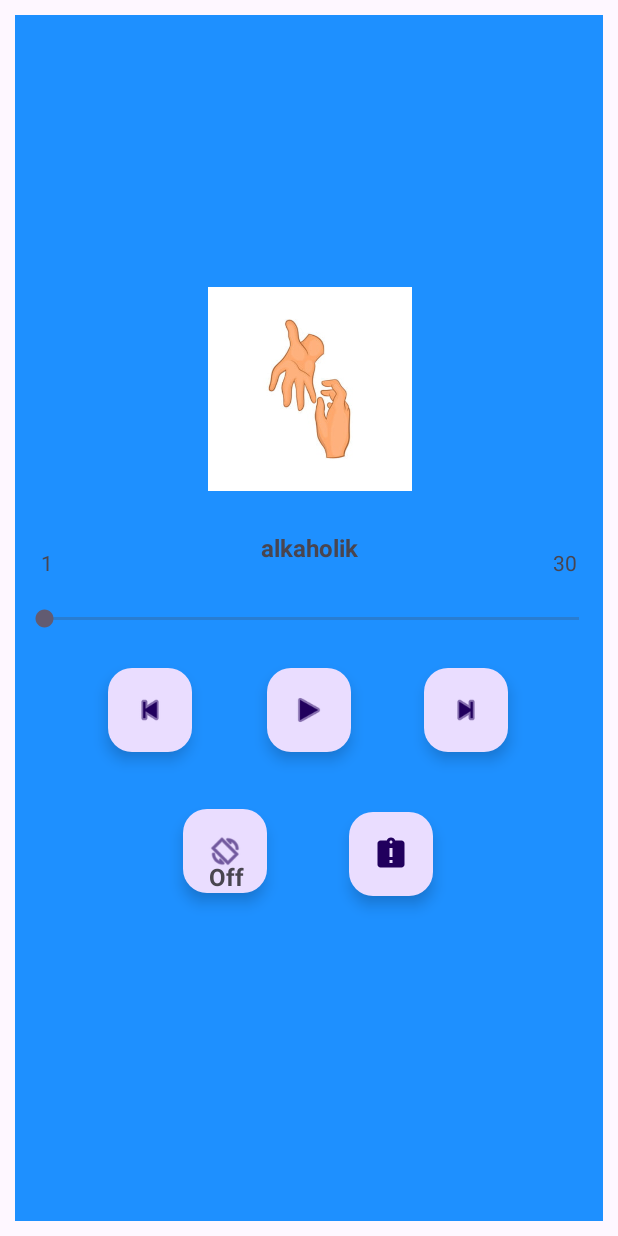
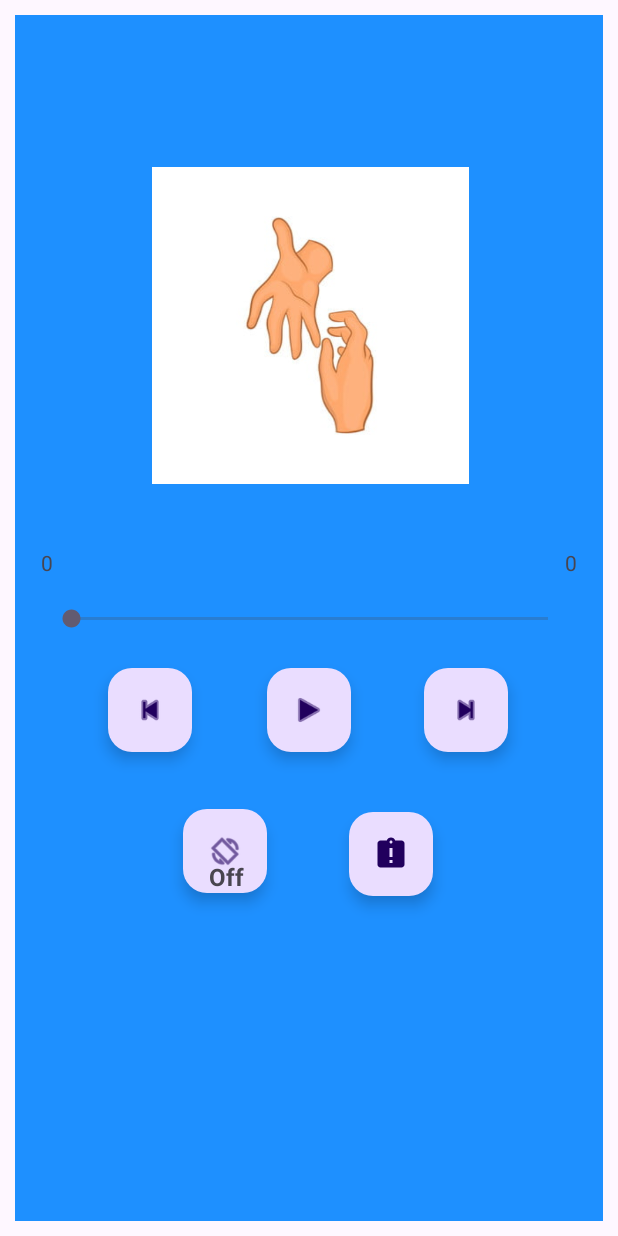
Before and after one commit to shahil-sk/BasicMusic, an Android app: the screen it shows after launch (MainActivity), after a tap on "stop button", on a phone screen of 412 x 824 dp. Run offline under Robolectric (Android 15) with nearby library versions, the phone set to English and light mode, and no system bars; 3 other taps on this screen came first.

Commit message:
seekbar fixed

```diff
--- a/app/src/main/java/com/sk/basicmusic/MainActivity.kt
+++ b/app/src/main/java/com/sk/basicmusic/MainActivity.kt
@@ -9,6 +9,7 @@ import android.os.Looper
 import android.util.Log
 import android.view.View.INVISIBLE
 import android.view.View.VISIBLE
+import android.widget.ImageView
 import android.widget.SeekBar
 import android.widget.TextView
 import android.widget.Toast
@@ -16,6 +17,7 @@ import androidx.activity.enableEdgeToEdge
 import androidx.appcompat.app.AppCompatActivity
 import androidx.lifecycle.ViewModelProvider
 import com.google.android.material.floatingactionbutton.FloatingActionButton
+import com.sk.basicmusic.songs.song
 
 class MainActivity : AppCompatActivity() {
 
@@ -36,6 +38,7 @@ class MainActivity : AppCompatActivity() {
 
     private lateinit var playerText:TextView
     private lateinit var dueText:TextView
+    private lateinit var albumCover: ImageView
 
     override fun onCreate(savedInstanceState: Bundle?) {
         super.onCreate(savedInstanceState)
@@ -54,6 +57,7 @@ class MainActivity : AppCompatActivity() {
         val next  = findViewById<FloatingActionButton>(R.id.fabForward)
         val back  = findViewById<FloatingActionButton>(R.id.fabBack)
         val repeat = findViewById<FloatingActionButton>(R.id.fabRepeat)
+        albumCover = findViewById(R.id.ivAlbum)
 
         playerText = findViewById<TextView>(R.id.tvPlayer)
         mediaView.playerText.observe(this,{playerText.text = it.toString()})
@@ -70,10 +74,11 @@ class MainActivity : AppCompatActivity() {
             play.visibility = INVISIBLE
             pause.visibility = VISIBLE
             if (mediaView.mediaplayer == null) {
-                var st:String = resources.getResourceName(songs.song[mediaView.count])
+                var st:String = resources.getResourceName(songs.song[mediaView.count].first)
                 mediaView.songName.value = st.split("/")[1]
+                albumCover.setImageResource(song[mediaView.count].second)
                 Logmsg(mediaView.songName.value.toString())
-                mediaView.mediaplayer = MediaPlayer.create(this, songs.song[mediaView.count])
+                mediaView.mediaplayer = MediaPlayer.create(this, songs.song[mediaView.count].first)
                 intializeSeekbar()
             }
             mediaView.mediaplayer?.start()
@@ -108,13 +113,10 @@ class MainActivity : AppCompatActivity() {
 
     private fun intializeSeekbar()
     {
+        var seek = 0
         seekbar.setOnSeekBarChangeListener(object : SeekBar.OnSeekBarChangeListener{
             override fun onProgressChanged(seekBar: SeekBar?, progress: Int, fromUser: Boolean) {
-                if(fromUser)
-                {
-                    mediaView.mediaplayer?.seekTo(progress)
-                }
-
+                if (fromUser) {seek = progress*1000}
             }
 
             override fun onStartTrackingTouch(seekBar: SeekBar?) {
@@ -122,7 +124,7 @@ class MainActivity : AppCompatActivity() {
             }
 
             override fun onStopTrackingTouch(seekBar: SeekBar?) {
-
+                mediaView.mediaplayer!!.seekTo(seek)
             }
 
         })
@@ -137,7 +139,16 @@ class MainActivity : AppCompatActivity() {
             }
             else
             {
-                mediaView.playerText.value = (mediaView.mediaplayer!!.currentPosition/1000).toString().toInt()
+                if(seekbar.progress == seekbar.max)
+                {
+                    mediaView.dueText.value = 0
+                    nextMeida()
+                }
+                else
+                {
+
+                    mediaView.playerText.value = (mediaView.mediaplayer!!.currentPosition/1000).toString().toInt()
+                }
             }
 
         handler.postDelayed(runnable,1000)
@@ -160,10 +171,11 @@ class MainActivity : AppCompatActivity() {
 
         Logmsg("Memory Released")
         if (mediaView.mediaplayer == null) {
-            var st:String = resources.getResourceName(songs.song[mediaView.count])
+            var st:String = resources.getResourceName(songs.song[mediaView.count].first)
             mediaView.songName.value = st.split("/")[1]
+            albumCover.setImageResource(song[mediaView.count].second)
             Logmsg(mediaView.songName.value.toString())
-            mediaView.mediaplayer = MediaPlayer.create(this, songs.song[mediaView.count])
+            mediaView.mediaplayer = MediaPlayer.create(this, songs.song[mediaView.count].first)
             intializeSeekbar()
         }
         mediaView.mediaplayer?.start()
@@ -180,10 +192,10 @@ class MainActivity : AppCompatActivity() {
         mediaView.mediaplayer?.release()
         mediaView.mediaplayer = null
         handler.removeCallbacks(runnable)
-//        seekbar.progress = 0
-//        mediaView.songName.value = ""
-//        mediaView.playerText.value = 0
-//        mediaView.dueText.value = 0
+        seekbar.progress = 0
+        mediaView.songName.value = ""
+        mediaView.playerText.value = 0
+        mediaView.dueText.value = 0
 recreate()
     }
     private fun pauseMedia()
--- a/app/src/main/java/com/sk/basicmusic/mainMediaVIew.kt
+++ b/app/src/main/java/com/sk/basicmusic/mainMediaVIew.kt
@@ -33,5 +33,4 @@ class mainMediaVIew:ViewModel() {
     {
         --count
     }
-
 }
--- a/app/src/main/res/layout/activity_main.xml
+++ b/app/src/main/res/layout/activity_main.xml
@@ -10,20 +10,21 @@
     tools:context=".MainActivity">
 
     <ImageView
-        android:id="@+id/imageView"
-        android:layout_width="155dp"
-        android:layout_height="136dp"
+        android:id="@+id/ivAlbum"
+        android:layout_width="233dp"
+        android:layout_height="211dp"
+        android:contentDescription="MusicImage"
         app:layout_constraintBottom_toBottomOf="parent"
         app:layout_constraintEnd_toEndOf="parent"
+        app:layout_constraintHorizontal_bias="0.503"
         app:layout_constraintStart_toStartOf="parent"
         app:layout_constraintTop_toTopOf="parent"
-        app:layout_constraintVertical_bias="0.271"
-        app:srcCompat="@drawable/dap"
-        android:contentDescription="MusicImage"/>
+        app:layout_constraintVertical_bias="0.171"
+        app:srcCompat="@drawable/dap" />
 
     <SeekBar
         android:id="@+id/sbDap"
-        android:layout_width="0dp"
+        android:layout_width="350dp"
         android:layout_height="wrap_content"
         app:layout_constraintBottom_toBottomOf="parent"
         app:layout_constraintEnd_toEndOf="parent"
```
Also changed, not shown: app/src/main/java/com/sk/basicmusic/songs.kt (+14 -4 lines), app/src/main/res/mipmap-hdpi/ackrite.png (added), app/src/main/res/mipmap-hdpi/bad_intention.png (added), app/src/main/res/mipmap-hdpi/criminal_set.png (added), app/src/main/res/mipmap-hdpi/fein.png (added), 3 other files.
